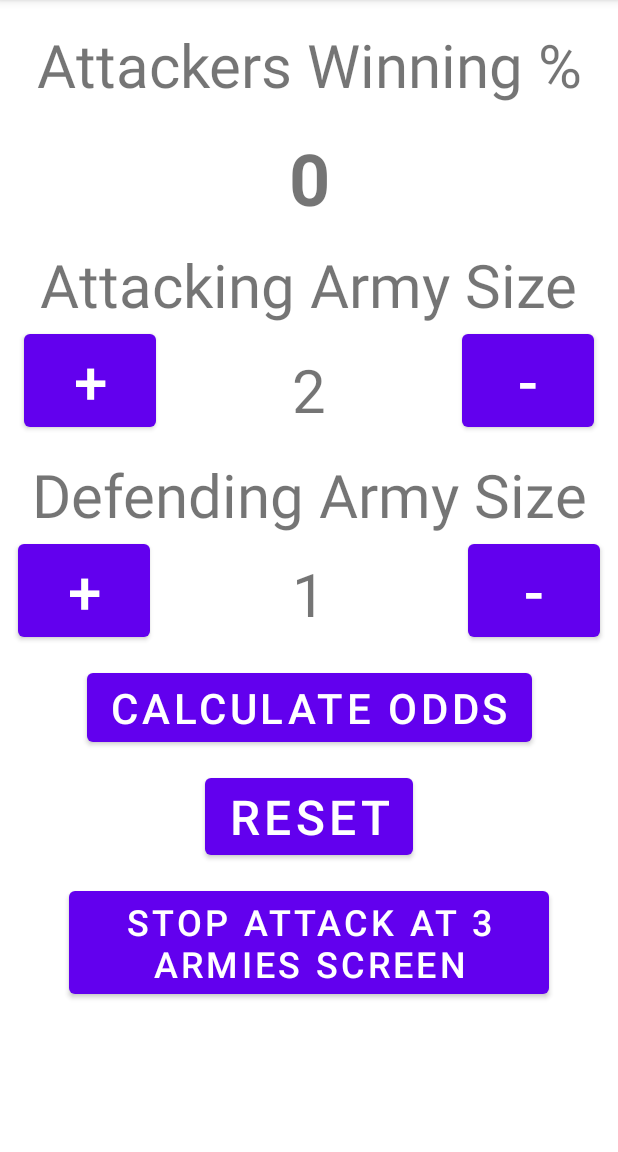
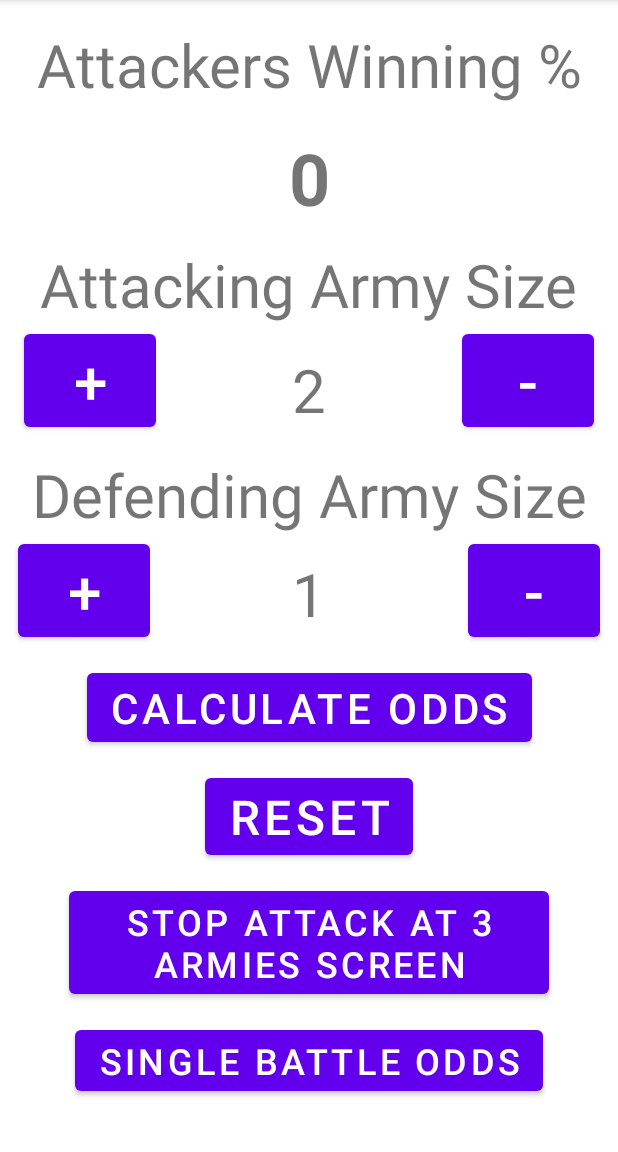
Before and after one commit to Napomoi/AD340GroupProject, an Android app: the screen it shows after launch (MainActivity), on a phone screen of 412 x 824 dp, the part 84-1236 px from its top. Run offline under Robolectric (Android 15) with nearby library versions, the phone set to English and light mode, and no system bars.

```diff
--- a/JAVAMEETUI/app/src/main/res/layout/activity_main.xml
+++ b/JAVAMEETUI/app/src/main/res/layout/activity_main.xml
@@ -146,15 +146,15 @@
         app:layout_constraintEnd_toEndOf="parent"
         app:layout_constraintStart_toStartOf="parent"/>
 
-<!--    <Button-->
-<!--        android:id="@+id/singleBattle"-->
-<!--        android:layout_width="wrap_content"-->
-<!--        android:layout_height="wrap_content"-->
-<!--        android:layout_marginTop="12dp"-->
-<!--        android:text="Single Battle Odds"-->
-<!--        android:textSize="24sp"-->
-<!--        app:layout_constraintTop_toBottomOf="@+id/btnSettings"-->
-<!--        app:layout_constraintEnd_toEndOf="parent"-->
-<!--        app:layout_constraintStart_toStartOf="parent"/>-->
+    <Button
+        android:id="@+id/singleBattle"
+        android:layout_width="wrap_content"
+        android:layout_height="wrap_content"
+        android:layout_marginTop="12dp"
+        android:text="Single Battle Odds"
+        android:textSize="24sp"
+        app:layout_constraintTop_toBottomOf="@+id/btnSettings"
+        app:layout_constraintEnd_toEndOf="parent"
+        app:layout_constraintStart_toStartOf="parent"/>
 
 </androidx.constraintlayout.widget.ConstraintLayout>
--- a/JAVAMEETUI/app/src/main/res/values/themes.xml
+++ b/JAVAMEETUI/app/src/main/res/values/themes.xml
@@ -3,11 +3,12 @@
     <style name="Theme.JAVAMEETUI" parent="Theme.MaterialComponents.DayNight.DarkActionBar">
         <!-- Primary brand color. -->
         <item name="colorPrimary">@color/purple_500</item>
+<!--        <item name="colorPrimary">@color/teal_200</item>-->
         <item name="colorPrimaryVariant">@color/purple_700</item>
         <item name="colorOnPrimary">@color/white</item>
         <!-- Secondary brand color. -->
         <item name="colorSecondary">@color/teal_200</item>
-        <item name="colorSecondaryVariant">@color/teal_700</item>
+        <item name="colorSecondaryVariant">@color/teal_200</item>
         <item name="colorOnSecondary">@color/black</item>
         <!-- Status bar color. -->
         <item name="android:statusBarColor" tools:targetApi="l">?attr/colorPrimaryVariant</item>
```
Also changed, not shown: JAVAMEETUI/app/src/main/java/com/example/javameetui/MainActivity.java (+23 -20 lines), 1 other file.
